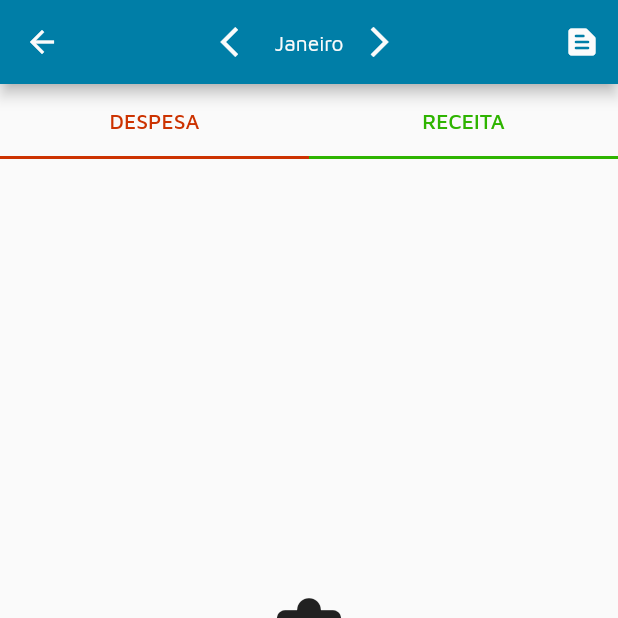
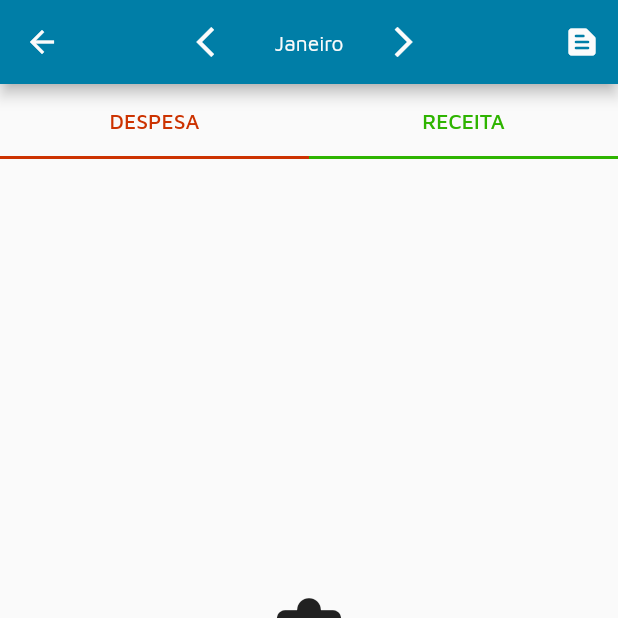
Before and after one commit to proz-tecnologia/PIT01GP08, a Flutter app: the AppPageView screen opened by its route, swiped to page 2, on a phone screen of 412 x 824 dp, the top half of it. Run offline on Flutter 3.47's test engine with Material 2 defaults, Android fonts, the phone set to English and light mode, and no system bars; our stand-ins replace cloud_firestore, firebase_auth, firebase_core, firebase_storage, fl_chart, flutter_bloc and 4 more; missing offline and left inert: local_auth_android; accounts and stored records are empty.

Commit message:
style: add space at month changer

```diff
--- a/lib/features/page_view/widgets/month_changer.dart
+++ b/lib/features/page_view/widgets/month_changer.dart
@@ -2,6 +2,7 @@ import 'package:flutter/material.dart';
 import 'package:intl/intl.dart';
 import 'package:intl/date_symbol_data_local.dart';
 
+import '../../../design_sys/sizes.dart';
 import 'month_picker.dart';
 
 class MonthChanger extends StatefulWidget {
@@ -51,6 +52,7 @@ class _MonthChangerState extends State<MonthChanger> {
                       currentMonth.value = previousMonth;
                     },
                     icon: const Icon(Icons.arrow_back_ios)),
+                const SizedBox(width: Sizes.mediumSpace),
                 InkWell(
                   onTap: () => showDialog(
                     context: context,
@@ -69,6 +71,7 @@ class _MonthChangerState extends State<MonthChanger> {
                     ),
                   ),
                 ),
+                const SizedBox(width: Sizes.mediumSpace),
                 IconButton(
                     color: Theme.of(context).colorScheme.onPrimary,
                     onPressed: () {
```
